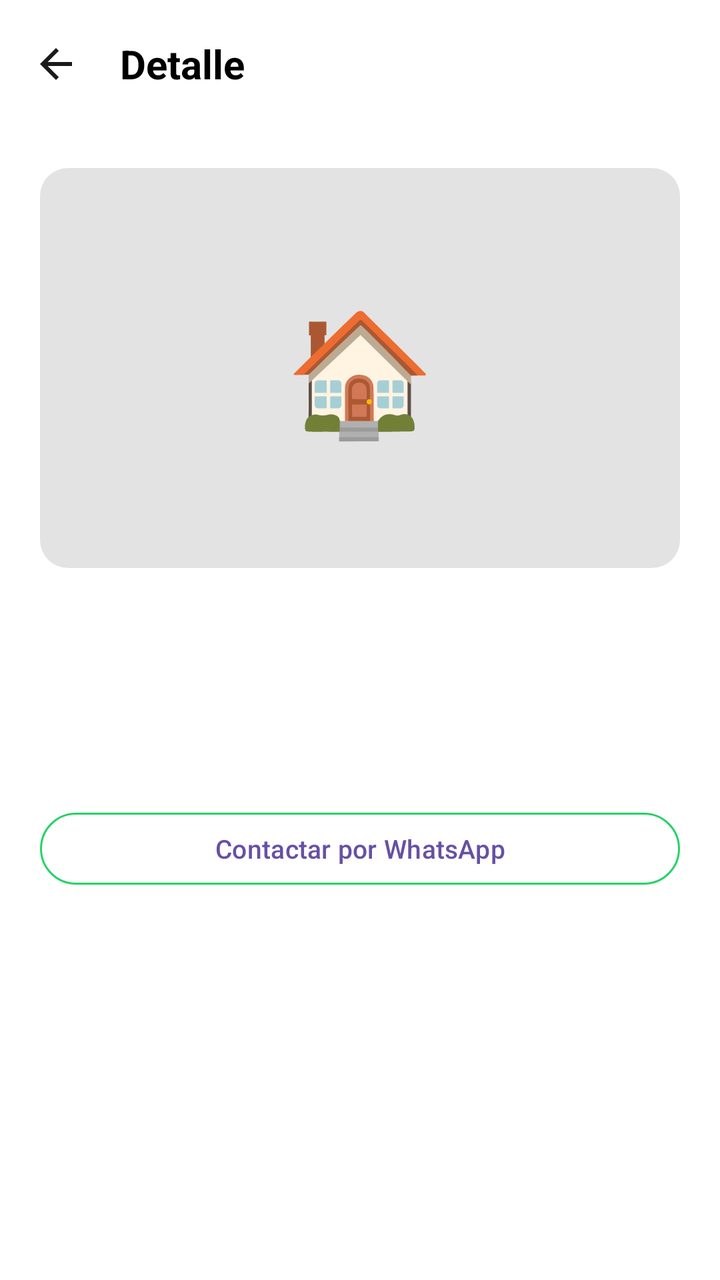
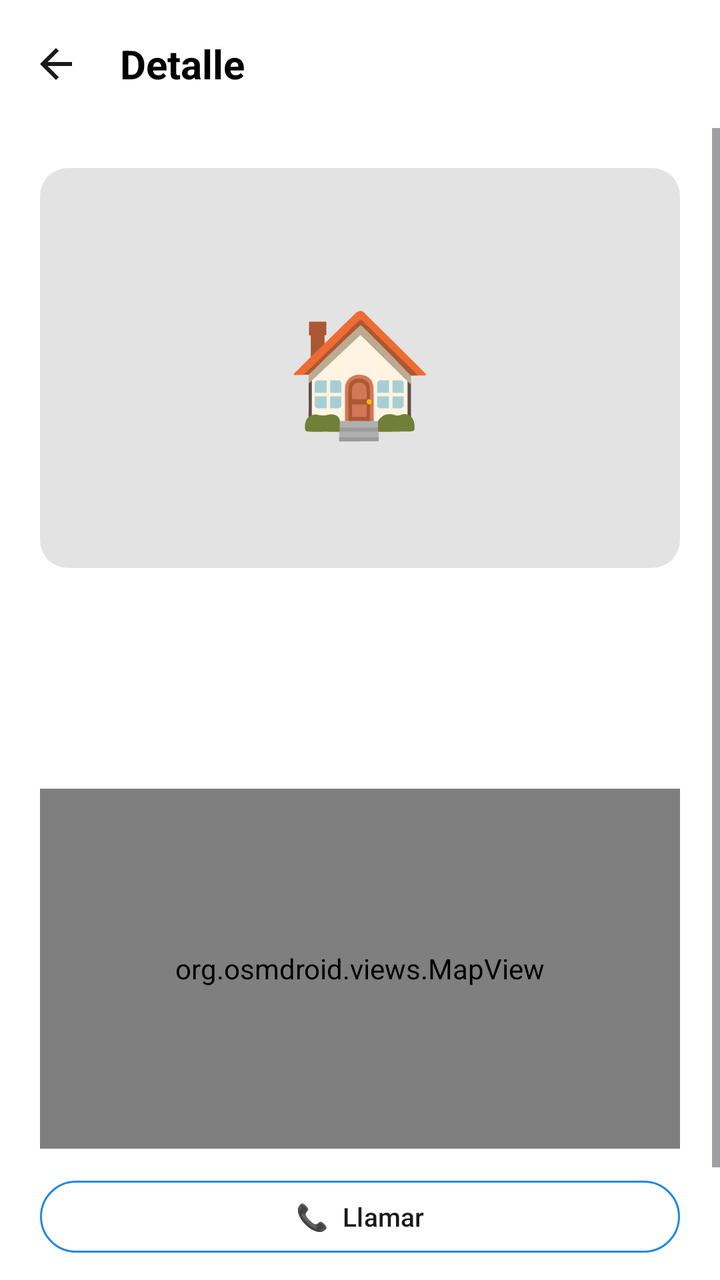

Before-and-after screenshots of an Android layout around one commit, followed by the original layout XML and the change that was made.
<!-- AndroidManifest.xml: application theme Theme.PracticaFinal -->
<!-- res/layout/activity_detalle_albergue.xml -->
<?xml version="1.0" encoding="utf-8"?>
<androidx.constraintlayout.widget.ConstraintLayout xmlns:android="http://schemas.android.com/apk/res/android"
    xmlns:app="http://schemas.android.com/apk/res-auto"
    android:layout_width="match_parent" android:layout_height="match_parent" android:background="#FFFFFF">

    <com.google.android.material.appbar.MaterialToolbar
        android:id="@+id/toolbar" android:layout_width="0dp"
        android:layout_height="?attr/actionBarSize" android:background="#FFFFFF"
        app:elevation="2dp" app:layout_constraintEnd_toEndOf="parent"
        app:layout_constraintStart_toStartOf="parent" app:layout_constraintTop_toTopOf="parent"
        app:navigationIcon="@drawable/ic_arrow_back" app:title="Detalle"
        app:titleTextAppearance="@style/TextAppearance.AdopcionesTitle" />

    <ScrollView android:layout_width="0dp" android:layout_height="0dp"
        android:clipToPadding="false"
        app:layout_constraintBottom_toBottomOf="parent" app:layout_constraintEnd_toEndOf="parent"
        app:layout_constraintStart_toStartOf="parent" app:layout_constraintTop_toBottomOf="@id/toolbar">

        <LinearLayout android:layout_width="match_parent" android:layout_height="wrap_content"
            android:orientation="vertical" android:padding="20dp">

            <FrameLayout android:layout_width="match_parent" android:layout_height="200dp">
                <ImageView android:id="@+id/img_foto"
                    android:layout_width="match_parent" android:layout_height="match_parent"
                    android:background="@drawable/bg_card_image" android:scaleType="centerCrop" />
                <TextView android:id="@+id/tv_placeholder"
                    android:layout_width="wrap_content" android:layout_height="wrap_content"
                    android:layout_gravity="center" android:text="🏠" android:textSize="60sp" />
            </FrameLayout>

            <TextView android:id="@+id/tv_nombre"
                android:layout_width="wrap_content" android:layout_height="wrap_content"
                android:layout_marginTop="16dp" android:textColor="#1A1A1A"
                android:textSize="20sp" android:textStyle="bold" />
            <TextView android:id="@+id/tv_descripcion"
                android:layout_width="match_parent" android:layout_height="wrap_content"
                android:layout_marginTop="8dp" android:textColor="#616161" android:textSize="14sp" />
            <TextView android:id="@+id/tv_direccion"
                android:layout_width="match_parent" android:layout_height="wrap_content"
                android:layout_marginTop="8dp" android:textColor="#9E9E9E" android:textSize="12sp" />

            <com.google.android.material.button.MaterialButton
                android:id="@+id/btn_whatsapp"
                style="@style/Widget.Material3.Button.OutlinedButton"
                android:layout_width="match_parent" android:layout_height="44dp"
                android:layout_marginTop="24dp" android:text="Contactar por WhatsApp"
                android:textSize="13sp" app:strokeColor="#25D366" />
        </LinearLayout>
    </ScrollView>
</androidx.constraintlayout.widget.ConstraintLayout>
<!-- resources referenced by this layout -->
<resources>
  <!-- drawable bg_card_image (drawable) -->
  <?xml version="1.0" encoding="utf-8"?>
  <shape xmlns:android="http://schemas.android.com/apk/res/android">
      <solid android:color="#E3E3E3" />
      <corners android:radius="14dp" />
  </shape>
  <!-- drawable ic_arrow_back (drawable) -->
  <?xml version="1.0" encoding="utf-8"?>
  <vector xmlns:android="http://schemas.android.com/apk/res/android"
      android:width="24dp"
      android:height="24dp"
      android:viewportWidth="24"
      android:viewportHeight="24">
      <path
          android:fillColor="#FF1A1A1A"
          android:pathData="M20,11H7.83l5.59,-5.59L12,4l-8,8 8,8 1.41,-1.41L7.83,13H20v-2z" />
  </vector>
  <style name="TextAppearance.AdopcionesTitle" parent="TextAppearance.Material3.TitleLarge">
          <item name="android:textStyle">bold</item>
          <item name="android:textColor">@android:color/black</item>
          <item name="android:textSize">20sp</item>
      </style>
  <style name="Theme.PracticaFinal" parent="Base.Theme.PracticaFinal" />
  <style name="Base.Theme.PracticaFinal" parent="Theme.Material3.DayNight.NoActionBar">
          
          
      </style>
</resources>

<!-- the commit's change to res/layout/activity_detalle_albergue.xml (unified diff, before → after) -->
@@ -3,48 +3,51 @@
     xmlns:app="http://schemas.android.com/apk/res-auto"
     android:layout_width="match_parent" android:layout_height="match_parent" android:background="#FFFFFF">
 
-    <com.google.android.material.appbar.MaterialToolbar
-        android:id="@+id/toolbar" android:layout_width="0dp"
-        android:layout_height="?attr/actionBarSize" android:background="#FFFFFF"
+    <com.google.android.material.appbar.MaterialToolbar android:id="@+id/toolbar"
+        android:layout_width="0dp" android:layout_height="?attr/actionBarSize" android:background="#FFFFFF"
         app:elevation="2dp" app:layout_constraintEnd_toEndOf="parent"
         app:layout_constraintStart_toStartOf="parent" app:layout_constraintTop_toTopOf="parent"
         app:navigationIcon="@drawable/ic_arrow_back" app:title="Detalle"
         app:titleTextAppearance="@style/TextAppearance.AdopcionesTitle" />
 
     <ScrollView android:layout_width="0dp" android:layout_height="0dp"
-        android:clipToPadding="false"
         app:layout_constraintBottom_toBottomOf="parent" app:layout_constraintEnd_toEndOf="parent"
         app:layout_constraintStart_toStartOf="parent" app:layout_constraintTop_toBottomOf="@id/toolbar">
-
         <LinearLayout android:layout_width="match_parent" android:layout_height="wrap_content"
             android:orientation="vertical" android:padding="20dp">
 
             <FrameLayout android:layout_width="match_parent" android:layout_height="200dp">
-                <ImageView android:id="@+id/img_foto"
-                    android:layout_width="match_parent" android:layout_height="match_parent"
-                    android:background="@drawable/bg_card_image" android:scaleType="centerCrop" />
-                <TextView android:id="@+id/tv_placeholder"
-                    android:layout_width="wrap_content" android:layout_height="wrap_content"
-                    android:layout_gravity="center" android:text="🏠" android:textSize="60sp" />
+                <ImageView android:id="@+id/img_foto" android:layout_width="match_parent"
+                    android:layout_height="match_parent" android:background="@drawable/bg_card_image" android:scaleType="centerCrop" />
+                <TextView android:id="@+id/tv_placeholder" android:layout_width="wrap_content"
+                    android:layout_height="wrap_content" android:layout_gravity="center" android:text="🏠" android:textSize="60sp" />
             </FrameLayout>
 
-            <TextView android:id="@+id/tv_nombre"
-                android:layout_width="wrap_content" android:layout_height="wrap_content"
-                android:layout_marginTop="16dp" android:textColor="#1A1A1A"
-                android:textSize="20sp" android:textStyle="bold" />
-            <TextView android:id="@+id/tv_descripcion"
-                android:layout_width="match_parent" android:layout_height="wrap_content"
-                android:layout_marginTop="8dp" android:textColor="#616161" android:textSize="14sp" />
-            <TextView android:id="@+id/tv_direccion"
-                android:layout_width="match_parent" android:layout_height="wrap_content"
-                android:layout_marginTop="8dp" android:textColor="#9E9E9E" android:textSize="12sp" />
+            <TextView android:id="@+id/tv_nombre" android:layout_width="wrap_content"
+                android:layout_height="wrap_content" android:layout_marginTop="16dp"
+                android:textColor="#1A1A1A" android:textSize="20sp" android:textStyle="bold" />
+            <TextView android:id="@+id/tv_descripcion" android:layout_width="match_parent"
+                android:layout_height="wrap_content" android:layout_marginTop="8dp"
+                android:textColor="#616161" android:textSize="14sp" />
+            <TextView android:id="@+id/tv_direccion" android:layout_width="wrap_content"
+                android:layout_height="wrap_content" android:layout_marginTop="8dp"
+                android:textColor="#9E9E9E" android:textSize="12sp" />
+
+            <org.osmdroid.views.MapView android:id="@+id/mapa_albergue"
+                android:layout_width="match_parent" android:layout_height="180dp"
+                android:layout_marginTop="16dp" android:background="#E3E3E3" />
 
             <com.google.android.material.button.MaterialButton
-                android:id="@+id/btn_whatsapp"
-                style="@style/Widget.Material3.Button.OutlinedButton"
+                android:id="@+id/btn_llamar" style="@style/Widget.Material3.Button.OutlinedButton"
                 android:layout_width="match_parent" android:layout_height="44dp"
-                android:layout_marginTop="24dp" android:text="Contactar por WhatsApp"
-                android:textSize="13sp" app:strokeColor="#25D366" />
+                android:layout_marginTop="12dp" android:text="📞  Llamar"
+                android:textSize="13sp" android:textColor="#1A1A1A" app:strokeColor="#1E88E5" />
+
+            <com.google.android.material.button.MaterialButton
+                android:id="@+id/btn_whatsapp" style="@style/Widget.Material3.Button.OutlinedButton"
+                android:layout_width="match_parent" android:layout_height="44dp"
+                android:layout_marginTop="8dp" android:text="💬  WhatsApp" android:textSize="13sp"
+                android:textColor="#1A1A1A" app:strokeColor="#25D366" />
         </LinearLayout>
     </ScrollView>
 </androidx.constraintlayout.widget.ConstraintLayout>
